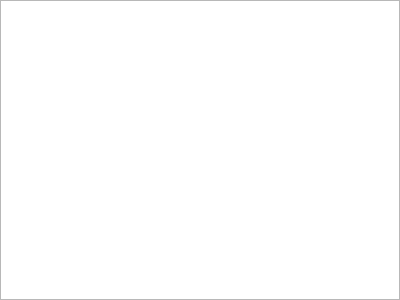
Old version of the form qdiagramlib/qdiagramgraphicsitempropertiesview.ui in the repository BackupTheBerlios/qdiagramtoolkit.
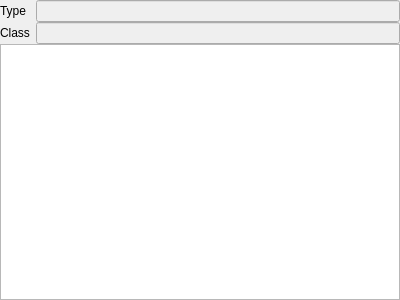
New version of the form.

The edit to the form file:
```diff
--- a/qdiagramlib/qdiagramgraphicsitempropertiesview.ui
+++ b/qdiagramlib/qdiagramgraphicsitempropertiesview.ui
@@ -13,11 +13,45 @@
   <property name="windowTitle">
    <string>Form</string>
   </property>
-  <layout class="QVBoxLayout" name="verticalLayout">
+  <layout class="QGridLayout" name="gridLayout">
+   <property name="horizontalSpacing">
+    <number>6</number>
+   </property>
+   <property name="verticalSpacing">
+    <number>0</number>
+   </property>
    <property name="margin">
     <number>0</number>
    </property>
-   <item>
+   <item row="0" column="0">
+    <widget class="QLabel" name="label">
+     <property name="text">
+      <string>Type</string>
+     </property>
+    </widget>
+   </item>
+   <item row="0" column="1">
+    <widget class="QLineEdit" name="typeLineEdit">
+     <property name="enabled">
+      <bool>false</bool>
+     </property>
+    </widget>
+   </item>
+   <item row="1" column="0">
+    <widget class="QLabel" name="label_2">
+     <property name="text">
+      <string>Class</string>
+     </property>
+    </widget>
+   </item>
+   <item row="1" column="1">
+    <widget class="QLineEdit" name="classLineEdit">
+     <property name="enabled">
+      <bool>false</bool>
+     </property>
+    </widget>
+   </item>
+   <item row="2" column="0" colspan="2">
     <widget class="QTreeView" name="propertyView">
      <property name="editTriggers">
       <set>QAbstractItemView::DoubleClicked|QAbstractItemView::EditKeyPressed</set>
```
